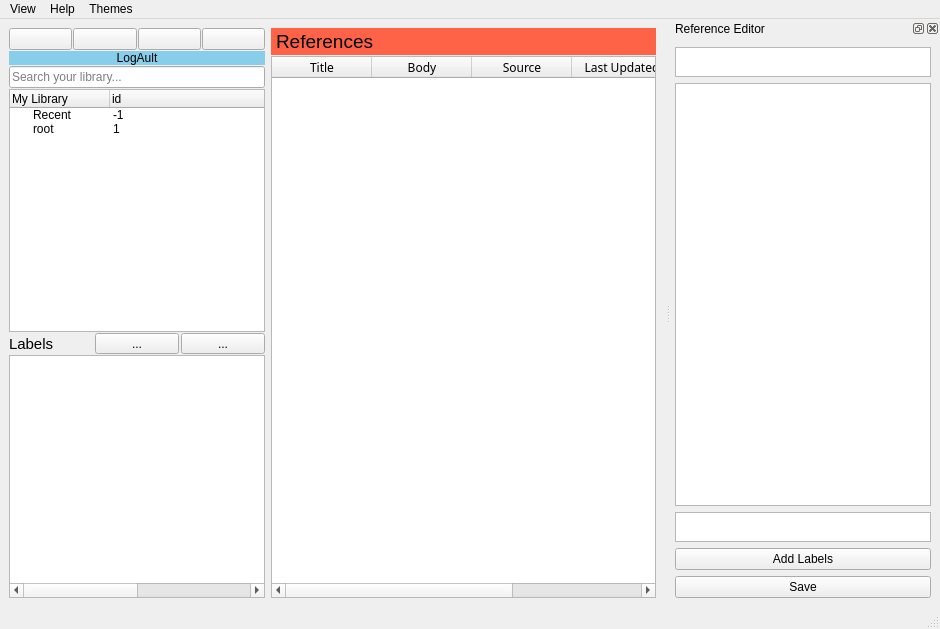
Above: logault.ui from SyedHusaini/LOGault before the change. Below: the same form after it.
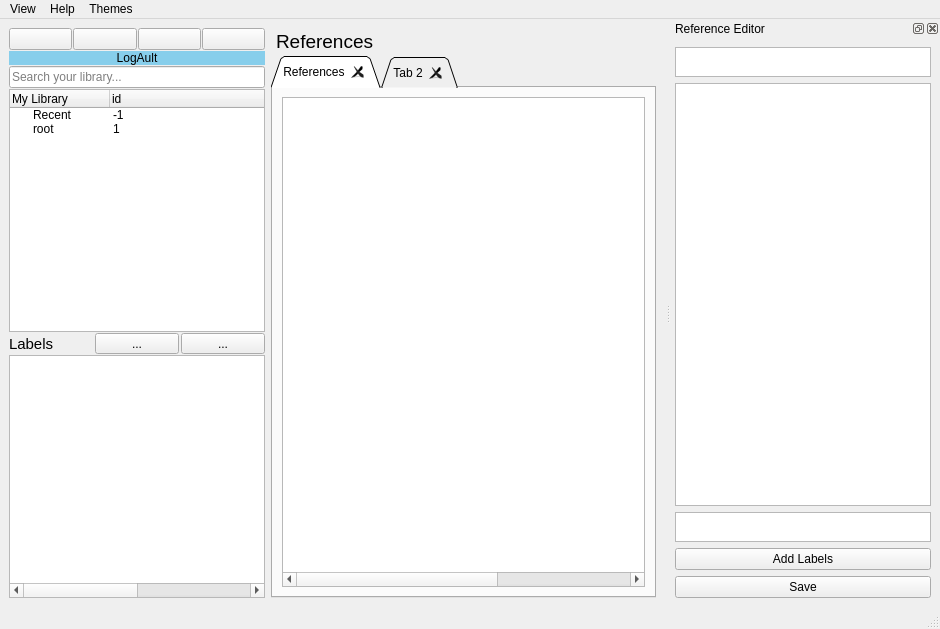
That is the form after the change. The open tabs and pages were chosen to show the change. Icons and pictures are not drawn.

Commit message: labels working Shortcut added containers added partially this is it

The edit to the form file:
```diff
--- a/logault.ui
+++ b/logault.ui
@@ -356,7 +356,7 @@
       <item>
        <widget class="QLabel" name="ref_box_title">
         <property name="styleSheet">
-         <string notr="true">background-color : tomato</string>
+         <string notr="true"/>
         </property>
         <property name="text">
          <string>&lt;html&gt;&lt;head/&gt;&lt;body&gt;&lt;table border=&quot;0&quot; style=&quot; margin-top:0px; margin-bottom:0px; margin-left:0px; margin-right:0px;&quot; cellspacing=&quot;2&quot; cellpadding=&quot;0&quot;&gt;&lt;tr&gt;&lt;td&gt;&lt;p&gt;&lt;img src=&quot;icons/reference.png&quot; width=&quot;25&quot; height=&quot;25&quot;/&gt;&lt;/p&gt;&lt;/td&gt;&lt;td&gt;&lt;p&gt;&lt;span style=&quot; font-size:14pt;&quot;&gt;References&lt;/span&gt;&lt;/p&gt;&lt;/td&gt;&lt;/tr&gt;&lt;/table&gt;&lt;/body&gt;&lt;/html&gt;</string>
@@ -364,6 +364,28 @@
        </widget>
       </item>
       <item>
+       <widget class="QTabWidget" name="tabWidget">
+        <property name="tabShape">
+         <enum>QTabWidget::Triangular</enum>
+        </property>
+        <property name="currentIndex">
+         <number>1</number>
+        </property>
+        <property name="documentMode">
+         <bool>false</bool>
+        </property>
+        <property name="tabsClosable">
+         <bool>true</bool>
+        </property>
+        <property name="movable">
+         <bool>true</bool>
+        </property>
+        <widget class="QWidget" name="tab_1">
+         <attribute name="title">
+          <string>References</string>
+         </attribute>
+         <layout class="QVBoxLayout" name="verticalLayout_2">
+          <item>
        <widget class="QTableWidget" name="reference_table">
         <property name="sizePolicy">
          <sizepolicy hsizetype="Expanding" vsizetype="Expanding">
@@ -402,7 +424,7 @@
          <enum>QAbstractItemView::ScrollPerPixel</enum>
         </property>
         <attribute name="horizontalHeaderVisible">
-         <bool>true</bool>
+             <bool>false</bool>
         </attribute>
         <attribute name="horizontalHeaderCascadingSectionResizes">
          <bool>false</bool>
@@ -464,6 +486,16 @@
        </widget>
       </item>
      </layout>
+        </widget>
+        <widget class="QWidget" name="tab_2">
+         <attribute name="title">
+          <string>Tab 2</string>
+         </attribute>
+         <layout class="QVBoxLayout" name="verticalLayout_3"/>
+        </widget>
+       </widget>
+      </item>
+     </layout>
     </item>
    </layout>
   </widget>
```
Left out of the diff: 22 changed lines with no effect on the pictures. Lines whose indentation alone changed are shown as unchanged. The commit also changes 4 other files.
